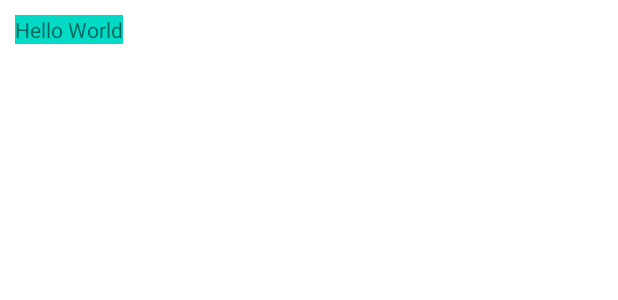
After one commit to SammuDev/CineFlix, an Android app: the layout movie_item.xml on its own in the app's theme, with its tools: preview values and no code run, on a phone screen of 412 x 824 dp. The commit adds this screen. Shown: the top 300 px of the screen. Run offline under Robolectric (Android 15) with nearby library versions, the phone set to English and light mode, and no system bars.

Commit message:
feat: Criando a 'recyclerview' principal, e um componente de renderização da 'recyclerview'

```diff
--- /dev/null
+++ b/app/src/main/res/layout/movie_item.xml
@@ -0,0 +1,17 @@
+<?xml version="1.0" encoding="utf-8"?>
+<androidx.constraintlayout.widget.ConstraintLayout xmlns:android="http://schemas.android.com/apk/res/android"
+    xmlns:app="http://schemas.android.com/apk/res-auto"
+    android:layout_width="match_parent"
+    android:layout_height="wrap_content">
+
+    <TextView
+        android:layout_width="wrap_content"
+        android:background="@color/cyan"
+        android:layout_height="wrap_content"
+        android:layout_marginStart="10dp"
+        android:layout_marginTop="10dp"
+        android:text="Hello World"
+        app:layout_constraintStart_toStartOf="parent"
+        app:layout_constraintTop_toTopOf="parent" />
+
+</androidx.constraintlayout.widget.ConstraintLayout>
--- a/app/src/main/res/values/colors.xml
+++ b/app/src/main/res/values/colors.xml
@@ -3,8 +3,9 @@
     <color name="purple_200">#FFBB86FC</color>
     <color name="purple_500">#FF6200EE</color>
     <color name="purple_700">#FF3700B3</color>
-    <color name="teal_200">#FF03DAC5</color>
+    <color name="cyan">#FF03DAC5</color>
     <color name="teal_700">#FF018786</color>
     <color name="black">#FF000000</color>
     <color name="white">#FFFFFFFF</color>
+    <color name="red">#FF0000</color>
 </resources>
--- a/app/src/main/res/values/themes.xml
+++ b/app/src/main/res/values/themes.xml
@@ -1,12 +1,12 @@
 <resources xmlns:tools="http://schemas.android.com/tools">
     <!-- Base application theme. -->
-    <style name="Theme.CineFlix" parent="Theme.MaterialComponents.DayNight.DarkActionBar">
+    <style name="Theme.CineFlix" parent="Theme.MaterialComponents.DayNight.NoActionBar">
         <!-- Primary brand color. -->
-        <item name="colorPrimary">@color/purple_500</item>
-        <item name="colorPrimaryVariant">@color/purple_700</item>
+        <item name="colorPrimary">@color/black</item>
+        <item name="colorPrimaryVariant">@color/black</item>
         <item name="colorOnPrimary">@color/white</item>
         <!-- Secondary brand color. -->
-        <item name="colorSecondary">@color/teal_200</item>
+        <item name="colorSecondary">@color/red</item>
         <item name="colorSecondaryVariant">@color/teal_700</item>
         <item name="colorOnSecondary">@color/black</item>
         <!-- Status bar color. -->
```
Also changed, not shown: app/src/main/res/layout/activity_main.xml (+7 -8 lines).
